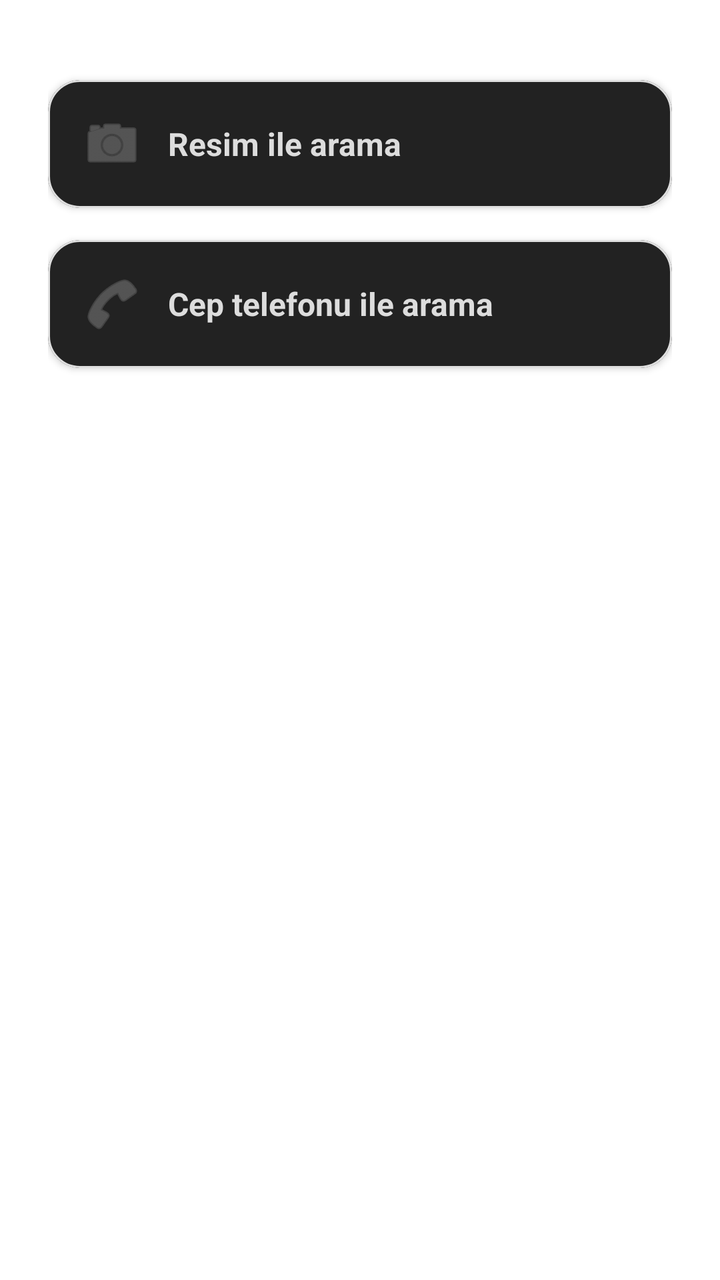
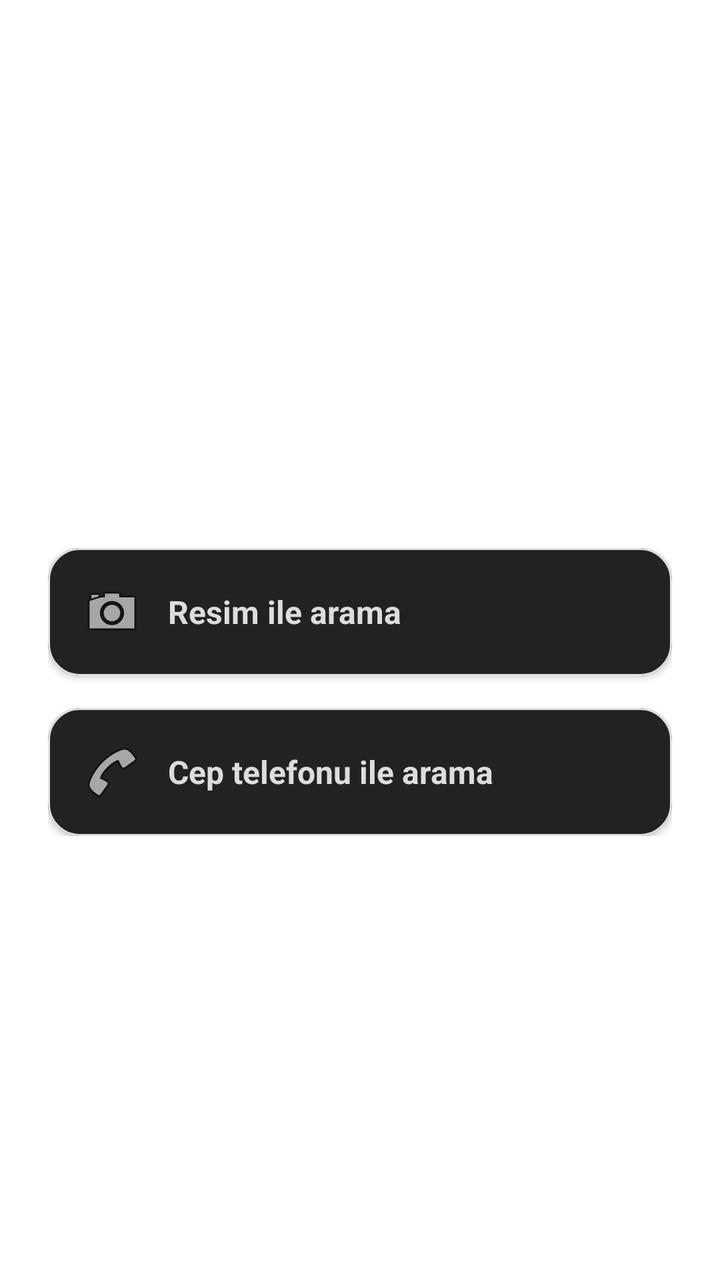

Compare the two renders of this Android layout. The source of the first and the diff that turns it into the second are given below.
<!-- AndroidManifest.xml: application theme Theme.MaterialComponents.NoActionBar -->
<!-- res/layout/activity_search_order.xml -->
<?xml version="1.0" encoding="utf-8"?>
<LinearLayout xmlns:android="http://schemas.android.com/apk/res/android"
    xmlns:app="http://schemas.android.com/apk/res-auto"
    android:id="@+id/layoutSearchOrder"
    android:layout_width="match_parent"
    android:layout_height="match_parent"
    android:orientation="vertical"
    android:background="@android:color/white"
    android:padding="24dp">

    
    <com.google.android.material.card.MaterialCardView
        android:id="@+id/btnSearchByImage"
        android:layout_width="match_parent"
        android:layout_height="wrap_content"
        android:layout_marginTop="16dp"
        app:cardCornerRadius="16dp"
        app:cardElevation="2dp"
        app:strokeWidth="1dp"
        app:strokeColor="#E0E0E0">

        <LinearLayout
            android:layout_width="match_parent"
            android:layout_height="wrap_content"
            android:orientation="horizontal"
            android:padding="16dp"
            android:gravity="center_vertical">

            <ImageView
                android:layout_width="32dp"
                android:layout_height="32dp"
                android:src="@android:drawable/ic_menu_camera"
                android:tint="#757575"
                android:contentDescription="@string/search_order_button_by_image" />

            <TextView
                android:layout_width="0dp"
                android:layout_height="wrap_content"
                android:layout_weight="1"
                android:layout_marginStart="12dp"
                android:text="@string/search_order_button_by_image"
                android:textSize="16sp"
                android:textStyle="bold"
                android:textColor="#DDDDDD" />
        </LinearLayout>
    </com.google.android.material.card.MaterialCardView>

    
    <com.google.android.material.card.MaterialCardView
        android:id="@+id/btnSearchByPhone"
        android:layout_width="match_parent"
        android:layout_height="wrap_content"
        android:layout_marginTop="16dp"
        app:cardCornerRadius="16dp"
        app:cardElevation="2dp"
        app:strokeWidth="1dp"
        app:strokeColor="#E0E0E0">

        <LinearLayout
            android:layout_width="match_parent"
            android:layout_height="wrap_content"
            android:orientation="horizontal"
            android:padding="16dp"
            android:gravity="center_vertical">

            <ImageView
                android:layout_width="32dp"
                android:layout_height="32dp"
                android:src="@android:drawable/ic_menu_call"
                android:tint="#757575"
                android:contentDescription="@string/search_order_button_by_phone" />

            <TextView
                android:layout_width="0dp"
                android:layout_height="wrap_content"
                android:layout_weight="1"
                android:layout_marginStart="12dp"
                android:text="@string/search_order_button_by_phone"
                android:textSize="16sp"
                android:textStyle="bold"
                android:textColor="#DDDDDD" />
        </LinearLayout>
    </com.google.android.material.card.MaterialCardView>

</LinearLayout>
<!-- resources referenced by this layout -->
<resources>
  <string name="search_order_button_by_image">Resim ile arama</string>
  <string name="search_order_button_by_phone">Cep telefonu ile arama</string>
</resources>

<!-- the commit's change to res/layout/activity_search_order.xml (unified diff, before → after) -->
@@ -1,85 +1,111 @@
 <?xml version="1.0" encoding="utf-8"?>
-<LinearLayout xmlns:android="http://schemas.android.com/apk/res/android"
+<androidx.constraintlayout.widget.ConstraintLayout xmlns:android="http://schemas.android.com/apk/res/android"
     xmlns:app="http://schemas.android.com/apk/res-auto"
+    xmlns:tools="http://schemas.android.com/tools"
     android:id="@+id/layoutSearchOrder"
     android:layout_width="match_parent"
     android:layout_height="match_parent"
     android:orientation="vertical"
+    android:gravity="center"
     android:background="@android:color/white"
     android:padding="24dp">
 
-    
-    <com.google.android.material.card.MaterialCardView
-        android:id="@+id/btnSearchByImage"
+    <ImageView
+        android:id="@+id/imgAppLogo"
+        android:layout_width="80dp"
+        android:layout_height="80dp"
+        android:layout_marginTop="20dp"
+        android:contentDescription="@string/app_name"
+        app:layout_constraintEnd_toEndOf="parent"
+        app:layout_constraintStart_toStartOf="parent"
+        app:layout_constraintTop_toTopOf="parent"
+        android:src="@mipmap/ic_launcher" />
+
+    <LinearLayout
         android:layout_width="match_parent"
         android:layout_height="wrap_content"
-        android:layout_marginTop="16dp"
-        app:cardCornerRadius="16dp"
-        app:cardElevation="2dp"
-        app:strokeWidth="1dp"
-        app:strokeColor="#E0E0E0">
+        android:foregroundGravity="center"
+        android:gravity="center_horizontal"
+        android:layout_marginTop="150dp"
+        android:orientation="vertical"
+        app:layout_constraintTop_toBottomOf="@+id/imgAppLogo"
+        tools:layout_editor_absoluteX="128dp">
 
-        <LinearLayout
+        
+        <com.google.android.material.card.MaterialCardView
+            android:id="@+id/btnSearchByImage"
             android:layout_width="match_parent"
             android:layout_height="wrap_content"
-            android:orientation="horizontal"
-            android:padding="16dp"
-            android:gravity="center_vertical">
+            app:cardCornerRadius="16dp"
+            app:cardElevation="2dp"
+            app:layout_constraintTop_toBottomOf="@+id/imgAppLogo"
+            app:strokeColor="#E0E0E0"
+            app:strokeWidth="1dp">
 
-            <ImageView
-                android:layout_width="32dp"
-                android:layout_height="32dp"
-                android:src="@android:drawable/ic_menu_camera"
-                android:tint="#757575"
-                android:contentDescription="@string/search_order_button_by_image" />
+            <LinearLayout
+                android:layout_width="match_parent"
+                android:layout_height="wrap_content"
+                android:gravity="center_vertical"
+                android:orientation="horizontal"
+                android:padding="16dp">
 
-            <TextView
-                android:layout_width="0dp"
-                android:layout_height="wrap_content"
-                android:layout_weight="1"
-                android:layout_marginStart="12dp"
-                android:text="@string/search_order_button_by_image"
-                android:textSize="16sp"
-                android:textStyle="bold"
-                android:textColor="#DDDDDD" />
-        </LinearLayout>
-    </com.google.android.material.card.MaterialCardView>
+                <ImageView
+                    android:layout_width="32dp"
+                    android:layout_height="32dp"
+                    android:contentDescription="@string/search_order_button_by_image"
+                    android:src="@android:drawable/ic_menu_camera" />
 
-    
-    <com.google.android.material.card.MaterialCardView
-        android:id="@+id/btnSearchByPhone"
-        android:layout_width="match_parent"
-        android:layout_height="wrap_content"
-        android:layout_marginTop="16dp"
-        app:cardCornerRadius="16dp"
-        app:cardElevation="2dp"
-        app:strokeWidth="1dp"
-        app:strokeColor="#E0E0E0">
+                <TextView
+                    android:layout_width="0dp"
+                    android:layout_height="wrap_content"
+                    android:layout_marginStart="12dp"
+                    android:layout_weight="1"
+                    android:text="@string/search_order_button_by_image"
+                    android:textColor="#DDDDDD"
+                    android:textSize="16sp"
+                    android:textStyle="bold" />
+            </LinearLayout>
+        </com.google.android.material.card.MaterialCardView>
 
-        <LinearLayout
+        
+        <com.google.android.material.card.MaterialCardView
+            android:id="@+id/btnSearchByPhone"
             android:layout_width="match_parent"
             android:layout_height="wrap_content"
-            android:orientation="horizontal"
-            android:padding="16dp"
-            android:gravity="center_vertical">
+            android:layout_marginTop="16dp"
+            app:cardCornerRadius="16dp"
+            app:cardElevation="2dp"
+            app:layout_constraintTop_toBottomOf="@+id/btnSearchByImage"
+            app:strokeColor="#E0E0E0"
+            app:strokeWidth="1dp">
 
-            <ImageView
-                android:layout_width="32dp"
-                android:layout_height="32dp"
-                android:src="@android:drawable/ic_menu_call"
-                android:tint="#757575"
-                android:contentDescription="@string/search_order_button_by_phone" />
+            <LinearLayout
+                android:layout_width="match_parent"
+                android:layout_height="wrap_content"
+                android:gravity="center_vertical"
+                android:orientation="horizontal"
+                android:padding="16dp">
 
-            <TextView
-                android:layout_width="0dp"
-                android:layout_height="wrap_content"
-                android:layout_weight="1"
-                android:layout_marginStart="12dp"
-                android:text="@string/search_order_button_by_phone"
-                android:textSize="16sp"
-                android:textStyle="bold"
-                android:textColor="#DDDDDD" />
-        </LinearLayout>
-    </com.google.android.material.card.MaterialCardView>
+                <ImageView
+                    android:layout_width="32dp"
+                    android:layout_height="32dp"
+                    android:contentDescription="@string/search_order_button_by_phone"
+                    android:src="@android:drawable/ic_menu_call" />
 
-</LinearLayout>
+                <TextView
+                    android:layout_width="0dp"
+                    android:layout_height="wrap_content"
+                    android:layout_marginStart="12dp"
+                    android:layout_weight="1"
+                    android:text="@string/search_order_button_by_phone"
+                    android:textColor="#DDDDDD"
+                    android:textSize="16sp"
+                    android:textStyle="bold" />
+            </LinearLayout>
+        </com.google.android.material.card.MaterialCardView>
+
+
+    </LinearLayout>
+
+
+</androidx.constraintlayout.widget.ConstraintLayout>
<!-- resource entries referenced after the edit -->
@@ -1,6 +1,14 @@
 <!-- resources referenced by this layout -->
 <resources>
+  <!-- mipmap ic_launcher (mipmap-anydpi-v26) -->
+  <?xml version="1.0" encoding="utf-8"?>
+  <adaptive-icon xmlns:android="http://schemas.android.com/apk/res/android">
+      <background android:drawable="@drawable/ic_launcher_background"/>
+      <foreground android:drawable="@mipmap/ic_launcher_foreground"/>
+  </adaptive-icon>
+  <string name="app_name">EsnApp</string>
   <string name="search_order_button_by_image">Resim ile arama</string>
   <string name="search_order_button_by_phone">Cep telefonu ile arama</string>
+  <!-- drawable ic_launcher_background: vector/xml drawable (drawable, 4866 chars, omitted) -->
 </resources>
 
